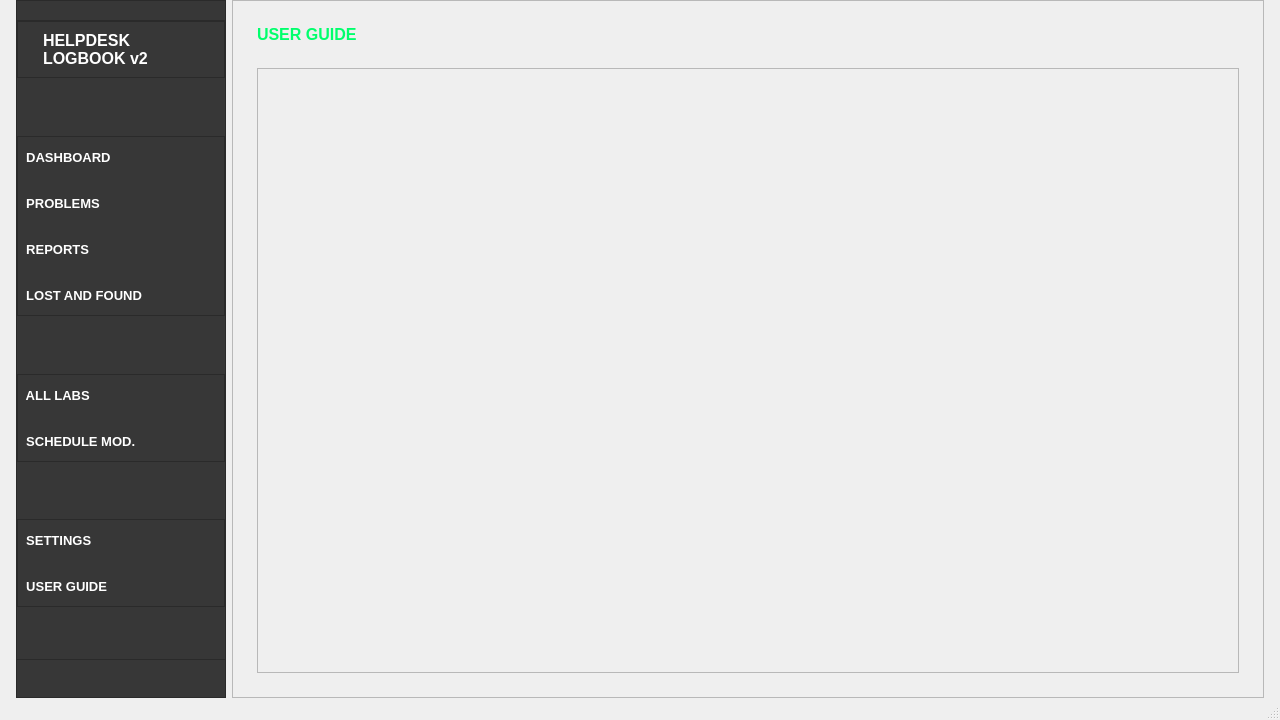
Razei/Logbook_v2, file logbook/views/logbook_design.ui: the form before one commit.
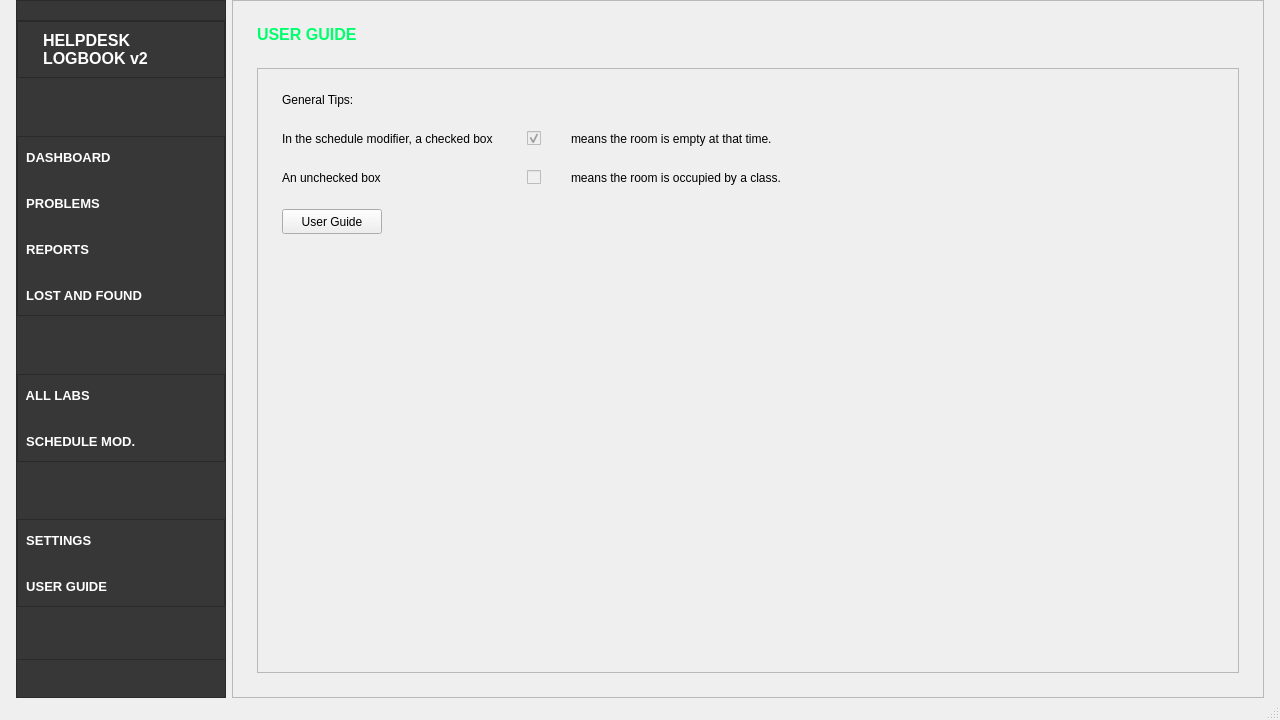
The form after the commit. The open tabs and pages were chosen to show the change. Icons and pictures are not drawn.

```diff
--- a/logbook/views/logbook_design.ui
+++ b/logbook/views/logbook_design.ui
@@ -4598,6 +4598,183 @@
              <property name="frameShadow">
               <enum>QFrame::Raised</enum>
              </property>
+             <layout class="QGridLayout" name="gridLayout_48">
+              <property name="leftMargin">
+               <number>24</number>
+              </property>
+              <property name="topMargin">
+               <number>24</number>
+              </property>
+              <property name="rightMargin">
+               <number>24</number>
+              </property>
+              <property name="bottomMargin">
+               <number>24</number>
+              </property>
+              <property name="spacing">
+               <number>24</number>
+              </property>
+              <item row="5" column="1">
+               <spacer name="verticalSpacer_7">
+                <property name="orientation">
+                 <enum>Qt::Vertical</enum>
+                </property>
+                <property name="sizeHint" stdset="0">
+                 <size>
+                  <width>20</width>
+                  <height>40</height>
+                 </size>
+                </property>
+               </spacer>
+              </item>
+              <item row="3" column="0">
+               <widget class="QLabel" name="label_13">
+                <property name="sizePolicy">
+                 <sizepolicy hsizetype="Fixed" vsizetype="Preferred">
+                  <horstretch>0</horstretch>
+                  <verstretch>0</verstretch>
+                 </sizepolicy>
+                </property>
+                <property name="accessibleDescription">
+                 <string>normalLabel</string>
+                </property>
+                <property name="text">
+                 <string>An unchecked box</string>
+                </property>
+               </widget>
+              </item>
+              <item row="1" column="0">
+               <widget class="QLabel" name="label_10">
+                <property name="sizePolicy">
+                 <sizepolicy hsizetype="Preferred" vsizetype="Fixed">
+                  <horstretch>0</horstretch>
+                  <verstretch>0</verstretch>
+                 </sizepolicy>
+                </property>
+                <property name="accessibleName">
+                 <string/>
+                </property>
+                <property name="accessibleDescription">
+                 <string>normalLabel</string>
+                </property>
+                <property name="text">
+                 <string>General Tips:</string>
+                </property>
+               </widget>
+              </item>
+              <item row="3" column="2">
+               <widget class="QLabel" name="label_14">
+                <property name="accessibleDescription">
+                 <string>normalLabel</string>
+                </property>
+                <property name="text">
+                 <string>means the room is occupied by a class.</string>
+                </property>
+               </widget>
+              </item>
+              <item row="2" column="2">
+               <widget class="QLabel" name="label_12">
+                <property name="accessibleDescription">
+                 <string>normalLabel</string>
+                </property>
+                <property name="text">
+                 <string>means the room is empty at that time. </string>
+                </property>
+               </widget>
+              </item>
+              <item row="2" column="1">
+               <widget class="QCheckBox" name="checkBox">
+                <property name="enabled">
+                 <bool>false</bool>
+                </property>
+                <property name="sizePolicy">
+                 <sizepolicy hsizetype="Fixed" vsizetype="Fixed">
+                  <horstretch>0</horstretch>
+                  <verstretch>0</verstretch>
+                 </sizepolicy>
+                </property>
+                <property name="text">
+                 <string/>
+                </property>
+                <property name="checkable">
+                 <bool>true</bool>
+                </property>
+                <property name="checked">
+                 <bool>true</bool>
+                </property>
+               </widget>
+              </item>
+              <item row="3" column="1">
+               <widget class="QCheckBox" name="checkBox_2">
+                <property name="enabled">
+                 <bool>false</bool>
+                </property>
+                <property name="sizePolicy">
+                 <sizepolicy hsizetype="Fixed" vsizetype="Fixed">
+                  <horstretch>0</horstretch>
+                  <verstretch>0</verstretch>
+                 </sizepolicy>
+                </property>
+                <property name="text">
+                 <string/>
+                </property>
+                <property name="checkable">
+                 <bool>true</bool>
+                </property>
+                <property name="checked">
+                 <bool>false</bool>
+                </property>
+               </widget>
+              </item>
+              <item row="2" column="0">
+               <widget class="QLabel" name="label_11">
+                <property name="sizePolicy">
+                 <sizepolicy hsizetype="Fixed" vsizetype="Preferred">
+                  <horstretch>0</horstretch>
+                  <verstretch>0</verstretch>
+                 </sizepolicy>
+                </property>
+                <property name="accessibleDescription">
+                 <string>normalLabel</string>
+                </property>
+                <property name="text">
+                 <string>In the schedule modifier, a checked box   </string>
+                </property>
+               </widget>
+              </item>
+              <item row="4" column="0">
+               <widget class="QPushButton" name="pushButtonUserGuideDoc">
+                <property name="minimumSize">
+                 <size>
+                  <width>100</width>
+                  <height>25</height>
+                 </size>
+                </property>
+                <property name="maximumSize">
+                 <size>
+                  <width>100</width>
+                  <height>25</height>
+                 </size>
+                </property>
+                <property name="cursor">
+                 <cursorShape>PointingHandCursor</cursorShape>
+                </property>
+                <property name="accessibleName">
+                 <string/>
+                </property>
+                <property name="accessibleDescription">
+                 <string>neutralButton</string>
+                </property>
+                <property name="text">
+                 <string>User Guide</string>
+                </property>
+                <property name="icon">
+                 <iconset>
+                  <normaloff>../images/icons/pdf.png</normaloff>../images/icons/pdf.png</iconset>
+                </property>
+               </widget>
+              </item>
+             </layout>
             </widget>
            </item>
           </layout>
```
Left out of the diff: 320 changed lines with no effect on the pictures. Lines whose indentation alone changed are shown as unchanged.
